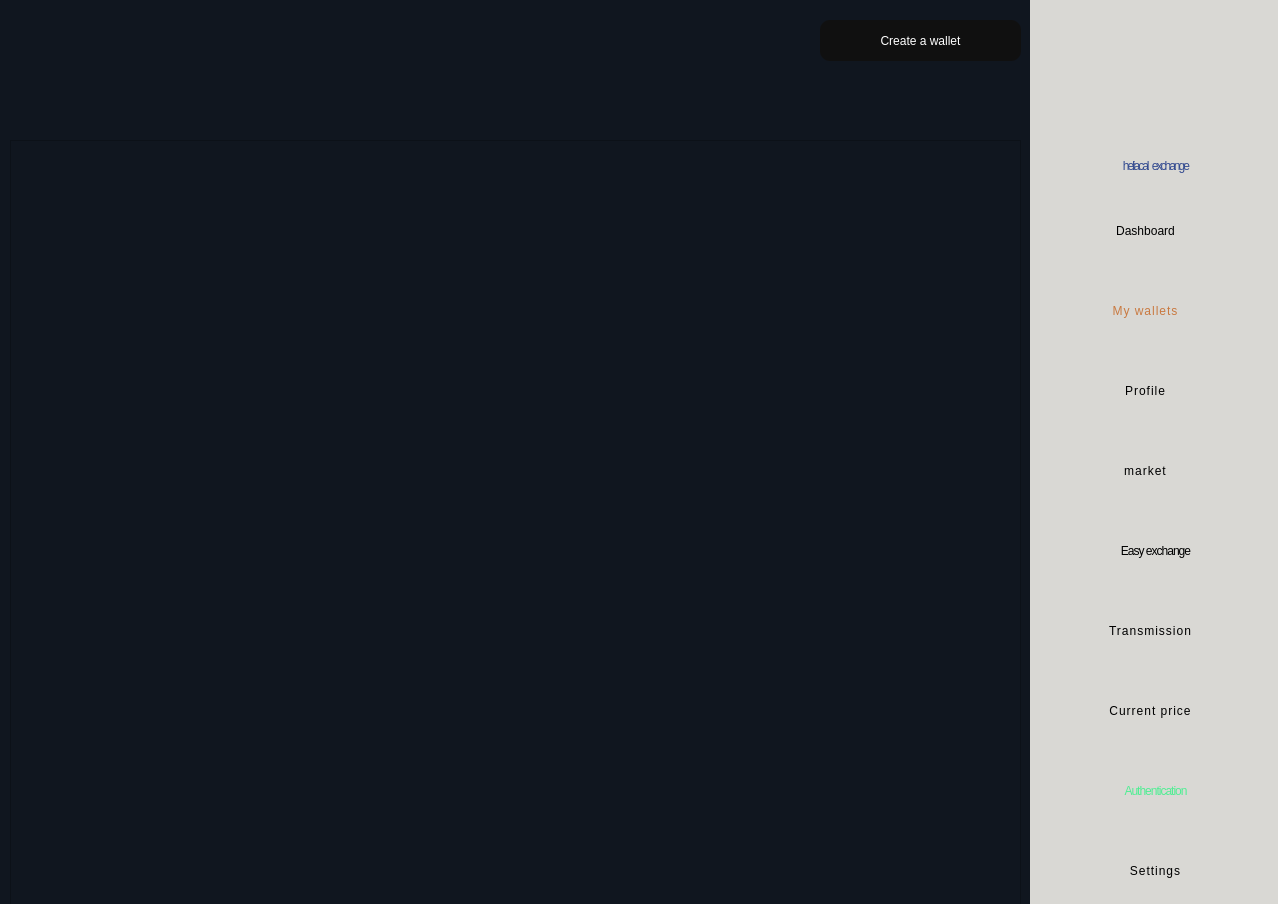
This is clients/mywallet.ui in Abbas2026/Exchange as Qt 5 draws it before an edit. The edited form follows.
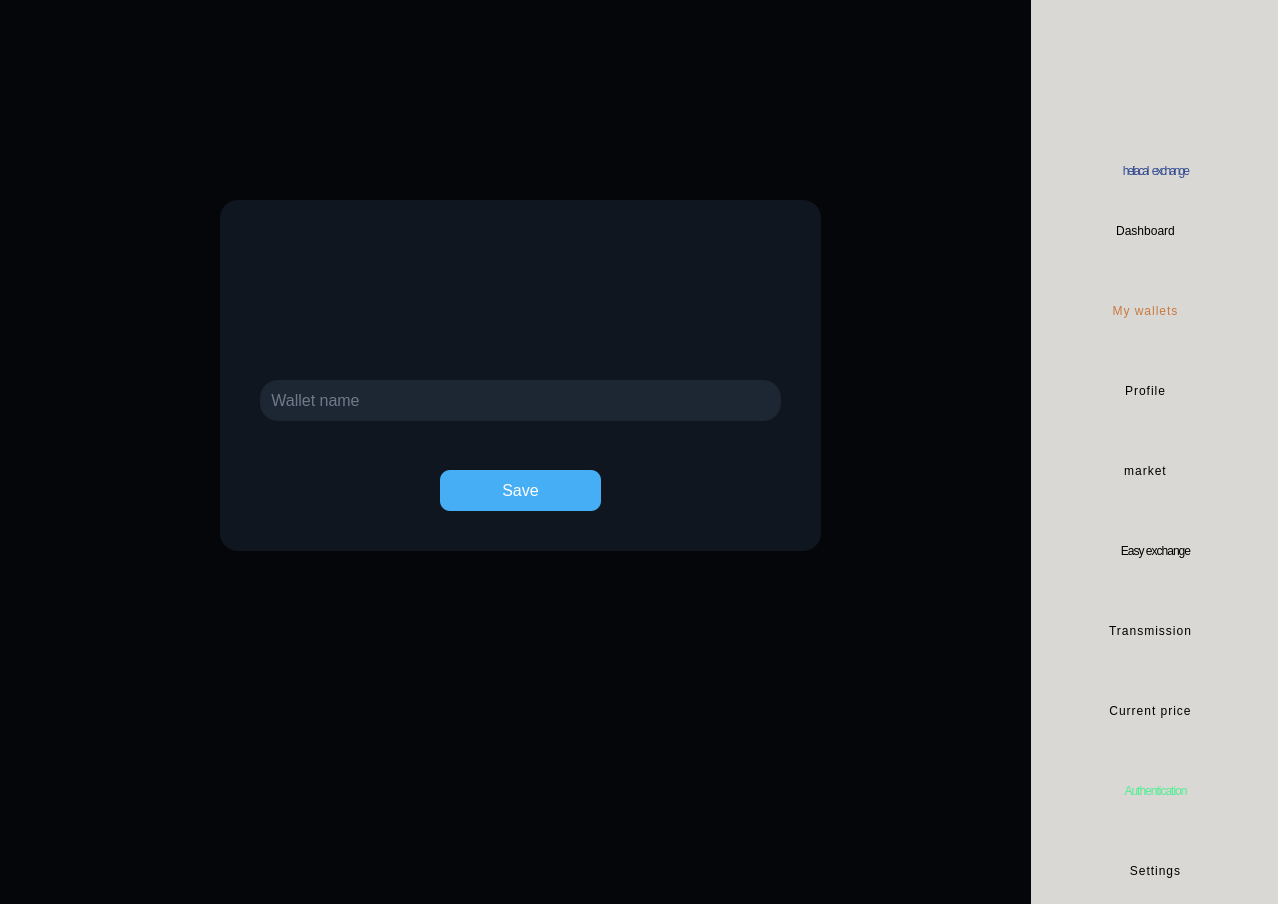
This is the edited form. Icons and pictures are not drawn.

Commit message: [CLIENT][MYWALLET] Creating the design of my wallet section and the logic of creating a wallet

Diff of the .ui file:
```diff
--- a/clients/mywallet.ui
+++ b/clients/mywallet.ui
@@ -161,9 +161,9 @@
     <property name="geometry">
      <rect>
       <x>0</x>
-      <y>130</y>
+      <y>150</y>
       <width>251</width>
-      <height>71</height>
+      <height>41</height>
      </rect>
     </property>
     <property name="styleSheet">
@@ -338,6 +338,570 @@
     <bool>true</bool>
    </property>
   </widget>
+  <widget class="QWidget" name="createwallet_widget" native="true">
+   <property name="geometry">
+    <rect>
+     <x>0</x>
+     <y>0</y>
+     <width>1031</width>
+     <height>911</height>
+    </rect>
+   </property>
+   <property name="styleSheet">
+    <string notr="true">background-color:#040609;</string>
+   </property>
+   <widget class="QWidget" name="widget_2" native="true">
+    <property name="geometry">
+     <rect>
+      <x>220</x>
+      <y>200</y>
+      <width>601</width>
+      <height>531</height>
+     </rect>
+    </property>
+    <property name="styleSheet">
+     <string notr="true">background-color: #10161f;
+            color: white;
+            border-radius: 18px;
+            font-size: 16px;
+           border: none;  </string>
+    </property>
+    <widget class="QPushButton" name="continue_btn">
+     <property name="enabled">
+      <bool>true</bool>
+     </property>
+     <property name="geometry">
+      <rect>
+       <x>220</x>
+       <y>440</y>
+       <width>161</width>
+       <height>41</height>
+      </rect>
+     </property>
+     <property name="cursor">
+      <cursorShape>PointingHandCursor</cursorShape>
+     </property>
+     <property name="styleSheet">
+      <string notr="true">          background-color: #45aef5 ;
+            color: white;
+            border-radius: 10px;
+            font-size: 16px;
+           border: none;  </string>
+     </property>
+     <property name="text">
+      <string>Continue</string>
+     </property>
+    </widget>
+    <widget class="QLabel" name="label_1">
+     <property name="geometry">
+      <rect>
+       <x>60</x>
+       <y>180</y>
+       <width>41</width>
+       <height>41</height>
+      </rect>
+     </property>
+     <property name="layoutDirection">
+      <enum>Qt::LayoutDirection::LeftToRight</enum>
+     </property>
+     <property name="styleSheet">
+      <string notr="true">color:#6f7988;
+</string>
+     </property>
+     <property name="text">
+      <string>1.</string>
+     </property>
+     <property name="alignment">
+      <set>Qt::AlignmentFlag::AlignCenter</set>
+     </property>
+    </widget>
+    <widget class="QLabel" name="label_4">
+     <property name="geometry">
+      <rect>
+       <x>350</x>
+       <y>180</y>
+       <width>41</width>
+       <height>41</height>
+      </rect>
+     </property>
+     <property name="styleSheet">
+      <string notr="true">color: #6f7988;
+</string>
+     </property>
+     <property name="text">
+      <string>2.</string>
+     </property>
+     <property name="alignment">
+      <set>Qt::AlignmentFlag::AlignCenter</set>
+     </property>
+    </widget>
+    <widget class="QTextEdit" name="textEdit">
+     <property name="enabled">
+      <bool>false</bool>
+     </property>
+     <property name="geometry">
+      <rect>
+       <x>100</x>
+       <y>180</y>
+       <width>141</width>
+       <height>40</height>
+      </rect>
+     </property>
+     <property name="styleSheet">
+      <string notr="true">background-color: rgb(255, 255, 255);
+color: rgb(0, 0, 0);
+font-size: 22px;
+padding-left:10px;
+</string>
+     </property>
+     <property name="readOnly">
+      <bool>true</bool>
+     </property>
+    </widget>
+    <widget class="QLabel" name="label_5">
+     <property name="geometry">
+      <rect>
+       <x>60</x>
+       <y>270</y>
+       <width>41</width>
+       <height>41</height>
+      </rect>
+     </property>
+     <property name="styleSheet">
+      <string notr="true">color: #6f7988;
+</string>
+     </property>
+     <property name="text">
+      <string>3.</string>
+     </property>
+     <property name="alignment">
+      <set>Qt::AlignmentFlag::AlignCenter</set>
+     </property>
+    </widget>
+    <widget class="QLabel" name="label_6">
+     <property name="geometry">
+      <rect>
+       <x>350</x>
+       <y>270</y>
+       <width>41</width>
+       <height>41</height>
+      </rect>
+     </property>
+     <property name="styleSheet">
+      <string notr="true">color: #6f7988;
+</string>
+     </property>
+     <property name="text">
+      <string>4.</string>
+     </property>
+     <property name="alignment">
+      <set>Qt::AlignmentFlag::AlignCenter</set>
+     </property>
+    </widget>
+    <widget class="QLabel" name="label_7">
+     <property name="geometry">
+      <rect>
+       <x>60</x>
+       <y>360</y>
+       <width>41</width>
+       <height>41</height>
+      </rect>
+     </property>
+     <property name="styleSheet">
+      <string notr="true">color:#6f7988;
+</string>
+     </property>
+     <property name="text">
+      <string>5.</string>
+     </property>
+     <property name="alignment">
+      <set>Qt::AlignmentFlag::AlignCenter</set>
+     </property>
+    </widget>
+    <widget class="QLabel" name="label_8">
+     <property name="geometry">
+      <rect>
+       <x>350</x>
+       <y>360</y>
+       <width>41</width>
+       <height>41</height>
+      </rect>
+     </property>
+     <property name="styleSheet">
+      <string notr="true">color: #6f7988;
+</string>
+     </property>
+     <property name="text">
+      <string>6.</string>
+     </property>
+     <property name="alignment">
+      <set>Qt::AlignmentFlag::AlignCenter</set>
+     </property>
+    </widget>
+    <widget class="QTextEdit" name="textEdit_2">
+     <property name="enabled">
+      <bool>false</bool>
+     </property>
+     <property name="geometry">
+      <rect>
+       <x>140</x>
+       <y>90</y>
+       <width>341</width>
+       <height>51</height>
+      </rect>
+     </property>
+     <property name="styleSheet">
+      <string notr="true">color:#6f7988;
+padding-left:10px;
+</string>
+     </property>
+     <property name="lineWrapMode">
+      <enum>QTextEdit::LineWrapMode::WidgetWidth</enum>
+     </property>
+     <property name="lineWrapColumnOrWidth">
+      <number>10</number>
+     </property>
+     <property name="readOnly">
+      <bool>true</bool>
+     </property>
+     <property name="overwriteMode">
+      <bool>true</bool>
+     </property>
+     <property name="placeholderText">
+      <string/>
+     </property>
+    </widget>
+    <widget class="QTextEdit" name="textEdit_3">
+     <property name="enabled">
+      <bool>false</bool>
+     </property>
+     <property name="geometry">
+      <rect>
+       <x>100</x>
+       <y>270</y>
+       <width>141</width>
+       <height>40</height>
+      </rect>
+     </property>
+     <property name="styleSheet">
+      <string notr="true">background-color: rgb(255, 255, 255);
+color: rgb(0, 0, 0);
+font-size: 22px;
+padding-left:10px;
+</string>
+     </property>
+     <property name="readOnly">
+      <bool>true</bool>
+     </property>
+    </widget>
+    <widget class="QTextEdit" name="textEdit_4">
+     <property name="enabled">
+      <bool>false</bool>
+     </property>
+     <property name="geometry">
+      <rect>
+       <x>390</x>
+       <y>270</y>
+       <width>141</width>
+       <height>40</height>
+      </rect>
+     </property>
+     <property name="styleSheet">
+      <string notr="true">background-color: rgb(255, 255, 255);
+color: rgb(0, 0, 0);
+font-size: 22px;
+padding-left:10px;
+</string>
+     </property>
+     <property name="readOnly">
+      <bool>true</bool>
+     </property>
+    </widget>
+    <widget class="QTextEdit" name="textEdit_5">
+     <property name="enabled">
+      <bool>false</bool>
+     </property>
+     <property name="geometry">
+      <rect>
+       <x>100</x>
+       <y>360</y>
+       <width>141</width>
+       <height>40</height>
+      </rect>
+     </property>
+     <property name="styleSheet">
+      <string notr="true">background-color: rgb(255, 255, 255);
+color: rgb(0, 0, 0);
+font-size: 22px;
+padding-left:10px;
+</string>
+     </property>
+     <property name="readOnly">
+      <bool>true</bool>
+     </property>
+    </widget>
+    <widget class="QTextEdit" name="textEdit_6">
+     <property name="enabled">
+      <bool>false</bool>
+     </property>
+     <property name="geometry">
+      <rect>
+       <x>390</x>
+       <y>360</y>
+       <width>141</width>
+       <height>40</height>
+      </rect>
+     </property>
+     <property name="styleSheet">
+      <string notr="true">background-color: rgb(255, 255, 255);
+color: rgb(0, 0, 0);
+font-size: 22px;
+padding-left:10px;
+</string>
+     </property>
+     <property name="readOnly">
+      <bool>true</bool>
+     </property>
+    </widget>
+    <widget class="QTextEdit" name="textEdit_13">
+     <property name="enabled">
+      <bool>false</bool>
+     </property>
+     <property name="geometry">
+      <rect>
+       <x>390</x>
+       <y>180</y>
+       <width>141</width>
+       <height>40</height>
+      </rect>
+     </property>
+     <property name="styleSheet">
+      <string notr="true">background-color: rgb(255, 255, 255);
+color: rgb(0, 0, 0);
+font-size: 22px;
+padding-left:10px;
+</string>
+     </property>
+     <property name="readOnly">
+      <bool>true</bool>
+     </property>
+    </widget>
+    <widget class="QTextEdit" name="textEdit_14">
+     <property name="enabled">
+      <bool>false</bool>
+     </property>
+     <property name="geometry">
+      <rect>
+       <x>230</x>
+       <y>50</y>
+       <width>171</width>
+       <height>40</height>
+      </rect>
+     </property>
+     <property name="styleSheet">
+      <string notr="true">padding-left:10px;
+color: rgb(255, 255, 255);</string>
+     </property>
+     <property name="readOnly">
+      <bool>true</bool>
+     </property>
+     <property name="html">
+      <string>&lt;!DOCTYPE HTML PUBLIC &quot;-//W3C//DTD HTML 4.0//EN&quot; &quot;http://www.w3.org/TR/REC-html40/strict.dtd&quot;&gt;
+&lt;html&gt;&lt;head&gt;&lt;meta name=&quot;qrichtext&quot; content=&quot;1&quot; /&gt;&lt;meta charset=&quot;utf-8&quot; /&gt;&lt;style type=&quot;text/css&quot;&gt;
+p, li { white-space: pre-wrap; }
+hr { height: 1px; border-width: 0; }
+li.unchecked::marker { content: &quot;\2610&quot;; }
+li.checked::marker { content: &quot;\2612&quot;; }
+&lt;/style&gt;&lt;/head&gt;&lt;body style=&quot; font-family:'Segoe UI'; font-size:16px; font-weight:400; font-style:normal;&quot;&gt;
+&lt;p style=&quot;-qt-paragraph-type:empty; margin-top:0px; margin-bottom:0px; margin-left:0px; margin-right:0px; -qt-block-indent:0; text-indent:0px;&quot;&gt;&lt;br /&gt;&lt;/p&gt;&lt;/body&gt;&lt;/html&gt;</string>
+     </property>
+    </widget>
+   </widget>
+  </widget>
+  <widget class="QWidget" name="createwallet_widget_2" native="true">
+   <property name="geometry">
+    <rect>
+     <x>0</x>
+     <y>0</y>
+     <width>1031</width>
+     <height>911</height>
+    </rect>
+   </property>
+   <property name="styleSheet">
+    <string notr="true">background-color:#040609;</string>
+   </property>
+   <widget class="QWidget" name="widget_3" native="true">
+    <property name="geometry">
+     <rect>
+      <x>220</x>
+      <y>200</y>
+      <width>601</width>
+      <height>351</height>
+     </rect>
+    </property>
+    <property name="styleSheet">
+     <string notr="true">background-color: #10161f;
+            color: white;
+            border-radius: 18px;
+            font-size: 16px;
+           border: none;  </string>
+    </property>
+    <widget class="QPushButton" name="save_wallet_btn">
+     <property name="enabled">
+      <bool>true</bool>
+     </property>
+     <property name="geometry">
+      <rect>
+       <x>220</x>
+       <y>270</y>
+       <width>161</width>
+       <height>41</height>
+      </rect>
+     </property>
+     <property name="cursor">
+      <cursorShape>PointingHandCursor</cursorShape>
+     </property>
+     <property name="styleSheet">
+      <string notr="true">          background-color: #45aef5 ;
+            color: white;
+            border-radius: 10px;
+            font-size: 16px;
+           border: none;  </string>
+     </property>
+     <property name="text">
+      <string>Save</string>
+     </property>
+    </widget>
+    <widget class="QLabel" name="label_20">
+     <property name="geometry">
+      <rect>
+       <x>40</x>
+       <y>180</y>
+       <width>111</width>
+       <height>41</height>
+      </rect>
+     </property>
+     <property name="styleSheet">
+      <string notr="true">color: #6f7988;
+background-color: rgb(29, 38, 51);</string>
+     </property>
+     <property name="text">
+      <string>Wallet name</string>
+     </property>
+     <property name="alignment">
+      <set>Qt::AlignmentFlag::AlignCenter</set>
+     </property>
+    </widget>
+    <widget class="QTextEdit" name="textEdit_24">
+     <property name="enabled">
+      <bool>false</bool>
+     </property>
+     <property name="geometry">
+      <rect>
+       <x>140</x>
+       <y>90</y>
+       <width>341</width>
+       <height>51</height>
+      </rect>
+     </property>
+     <property name="styleSheet">
+      <string notr="true">color:#6f7988;
+padding-left:10px;
+</string>
+     </property>
+     <property name="lineWrapMode">
+      <enum>QTextEdit::LineWrapMode::WidgetWidth</enum>
+     </property>
+     <property name="lineWrapColumnOrWidth">
+      <number>10</number>
+     </property>
+     <property name="readOnly">
+      <bool>true</bool>
+     </property>
+     <property name="overwriteMode">
+      <bool>true</bool>
+     </property>
+     <property name="placeholderText">
+      <string/>
+     </property>
+    </widget>
+    <widget class="QTextEdit" name="textEdit_30">
+     <property name="enabled">
+      <bool>false</bool>
+     </property>
+     <property name="geometry">
+      <rect>
+       <x>230</x>
+       <y>50</y>
+       <width>171</width>
+       <height>40</height>
+      </rect>
+     </property>
+     <property name="styleSheet">
+      <string notr="true">padding-left:10px;
+color: rgb(255, 255, 255);</string>
+     </property>
+     <property name="readOnly">
+      <bool>true</bool>
+     </property>
+     <property name="html">
+      <string>&lt;!DOCTYPE HTML PUBLIC &quot;-//W3C//DTD HTML 4.0//EN&quot; &quot;http://www.w3.org/TR/REC-html40/strict.dtd&quot;&gt;
+&lt;html&gt;&lt;head&gt;&lt;meta name=&quot;qrichtext&quot; content=&quot;1&quot; /&gt;&lt;meta charset=&quot;utf-8&quot; /&gt;&lt;style type=&quot;text/css&quot;&gt;
+p, li { white-space: pre-wrap; }
+hr { height: 1px; border-width: 0; }
+li.unchecked::marker { content: &quot;\2610&quot;; }
+li.checked::marker { content: &quot;\2612&quot;; }
+&lt;/style&gt;&lt;/head&gt;&lt;body style=&quot; font-family:'Segoe UI'; font-size:16px; font-weight:400; font-style:normal;&quot;&gt;
+&lt;p style=&quot;-qt-paragraph-type:empty; margin-top:0px; margin-bottom:0px; margin-left:0px; margin-right:0px; -qt-block-indent:0; text-indent:0px;&quot;&gt;&lt;br /&gt;&lt;/p&gt;&lt;/body&gt;&lt;/html&gt;</string>
+     </property>
+    </widget>
+    <widget class="QLineEdit" name="namewalllet_lineedit">
+     <property name="geometry">
+      <rect>
+       <x>130</x>
+       <y>180</y>
+       <width>371</width>
+       <height>41</height>
+      </rect>
+     </property>
+     <property name="styleSheet">
+      <string notr="true">    border-radius: 8px; 
+    padding: 0px 20px; 
+    background-color: #1d2633   ; 
+color: rgb(255, 255, 255);
+    font-size: 12px;
+
+</string>
+     </property>
+    </widget>
+    <widget class="QLabel" name="label_21">
+     <property name="geometry">
+      <rect>
+       <x>480</x>
+       <y>180</y>
+       <width>81</width>
+       <height>41</height>
+      </rect>
+     </property>
+     <property name="styleSheet">
+      <string notr="true">color: #6f7988;
+background-color: rgb(29, 38, 51);</string>
+     </property>
+     <property name="text">
+      <string/>
+     </property>
+     <property name="alignment">
+      <set>Qt::AlignmentFlag::AlignCenter</set>
+     </property>
+    </widget>
+    <zorder>save_wallet_btn</zorder>
+    <zorder>textEdit_24</zorder>
+    <zorder>textEdit_30</zorder>
+    <zorder>namewalllet_lineedit</zorder>
+    <zorder>label_20</zorder>
+    <zorder>label_21</zorder>
+   </widget>
+  </widget>
  </widget>
  <resources/>
  <connections/>
```
Left out of the diff: 6 changed lines with no effect on the pictures. The commit also changes 13 other files.
